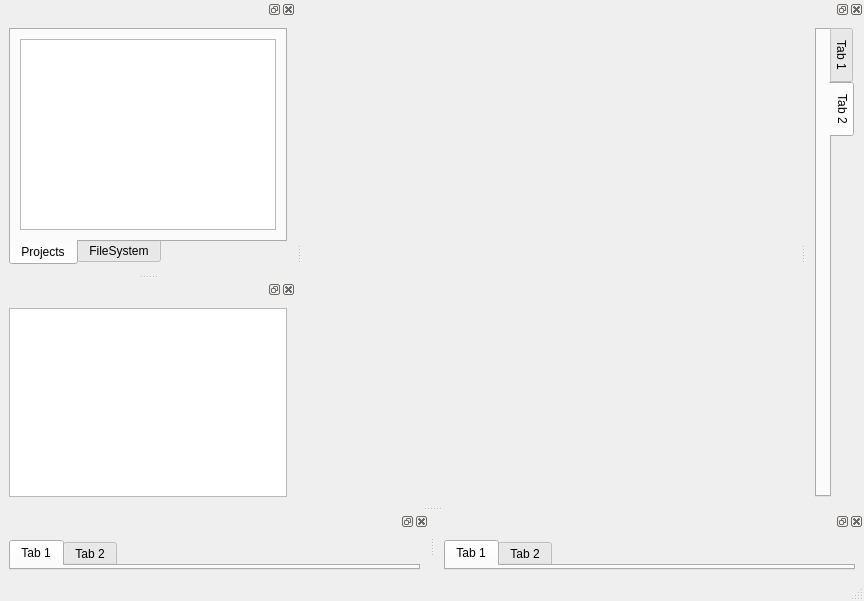
wwwwwalter/QtManageProject, file UI/main/mainwindow.ui: the form before one commit.
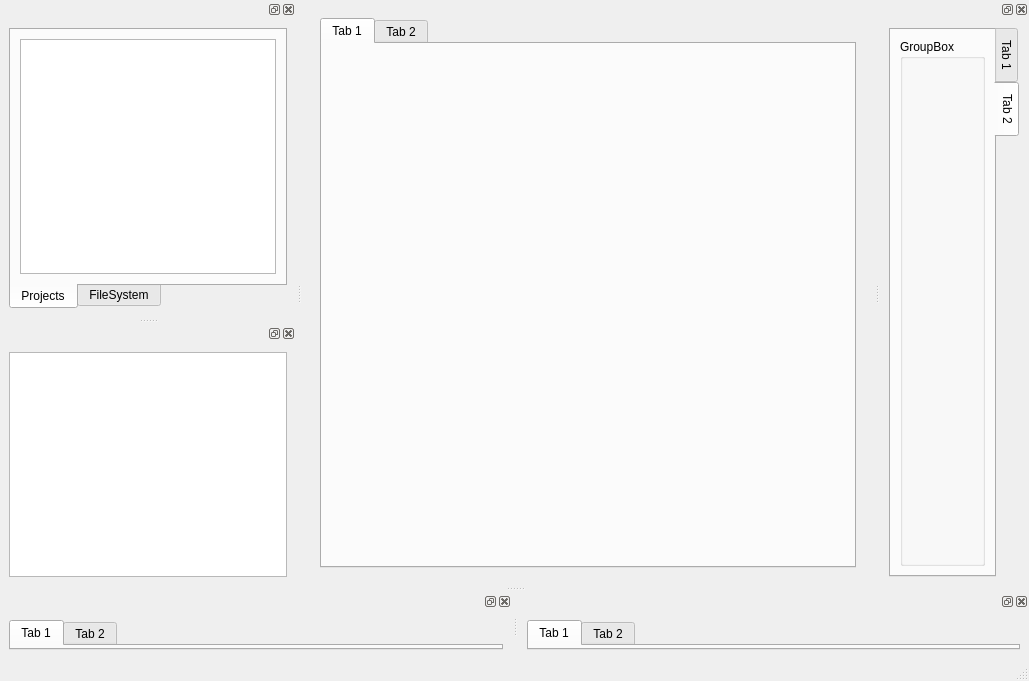
The form after the commit. The open tabs and pages were chosen to show the change.

```diff
--- a/UI/main/mainwindow.ui
+++ b/UI/main/mainwindow.ui
@@ -6,8 +6,8 @@
    <rect>
     <x>0</x>
     <y>0</y>
-    <width>864</width>
-    <height>601</height>
+    <width>1029</width>
+    <height>681</height>
    </rect>
   </property>
   <property name="windowTitle">
@@ -16,7 +16,46 @@
   <property name="unifiedTitleAndToolBarOnMac">
    <bool>true</bool>
   </property>
-  <widget class="QWidget" name="centralwidget"/>
+  <widget class="QWidget" name="centralwidget">
+   <layout class="QVBoxLayout" name="verticalLayout_8">
+    <item>
+     <widget class="QStackedWidget" name="stackedWidget">
+      <property name="currentIndex">
+       <number>1</number>
+      </property>
+      <widget class="QWidget" name="page">
+       <layout class="QVBoxLayout" name="verticalLayout_9">
+        <item>
+         <widget class="QLabel" name="label">
+          <property name="text">
+           <string>TextLabel</string>
+          </property>
+         </widget>
+        </item>
+       </layout>
+      </widget>
+      <widget class="QWidget" name="page_2">
+       <layout class="QVBoxLayout" name="verticalLayout_10">
+        <item>
+         <widget class="QTabWidget" name="tabWidget_5">
+          <widget class="QWidget" name="tab_7">
+           <attribute name="title">
+            <string>Tab 1</string>
+           </attribute>
+          </widget>
+          <widget class="QWidget" name="tab_8">
+           <attribute name="title">
+            <string>Tab 2</string>
+           </attribute>
+          </widget>
+         </widget>
+        </item>
+       </layout>
+      </widget>
+     </widget>
+    </item>
+   </layout>
+  </widget>
   <widget class="QMenuBar" name="menubar">
    <property name="geometry">
     <rect>
@@ -51,7 +90,11 @@
         </attribute>
         <layout class="QVBoxLayout" name="verticalLayout_2">
          <item>
-          <widget class="QListView" name="listView"/>
+          <widget class="QTreeView" name="projectTreeView">
+           <attribute name="headerVisible">
+            <bool>false</bool>
+           </attribute>
+          </widget>
          </item>
         </layout>
        </widget>
@@ -93,6 +136,15 @@
         <attribute name="title">
          <string>Tab 2</string>
         </attribute>
+        <layout class="QVBoxLayout" name="verticalLayout_12">
+         <item>
+          <widget class="QGroupBox" name="groupBox_2">
+           <property name="title">
+            <string>GroupBox</string>
+           </property>
+          </widget>
+         </item>
+        </layout>
        </widget>
       </widget>
      </item>
```
Left out of the diff: 16 changed lines with no effect on the pictures.
